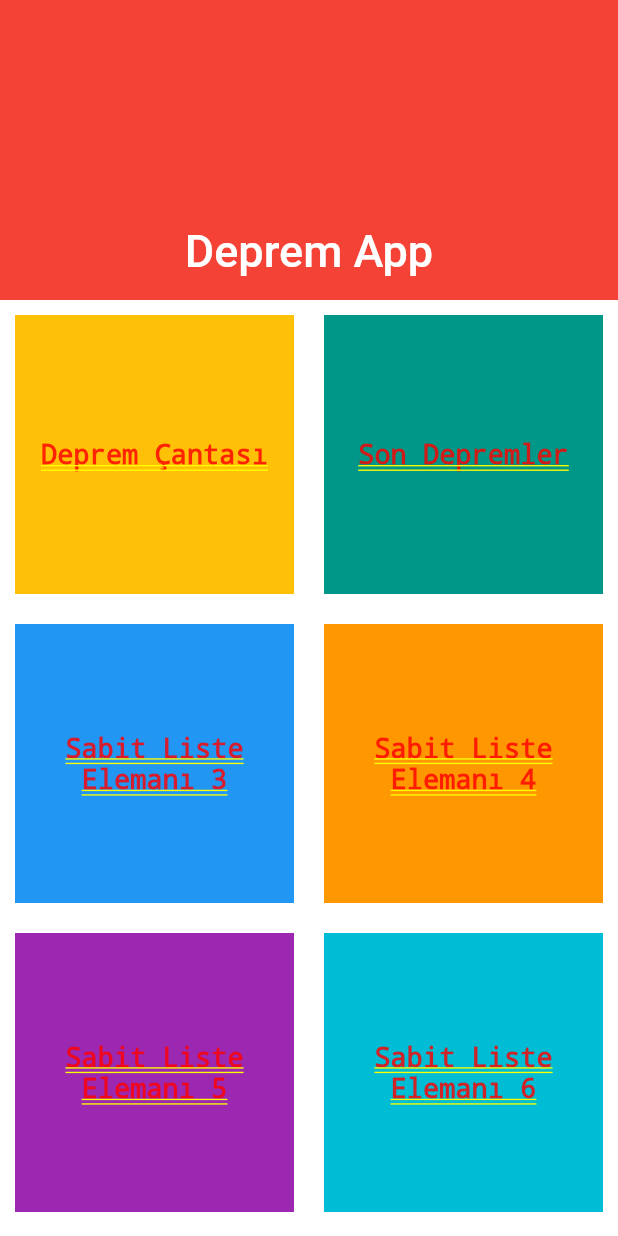
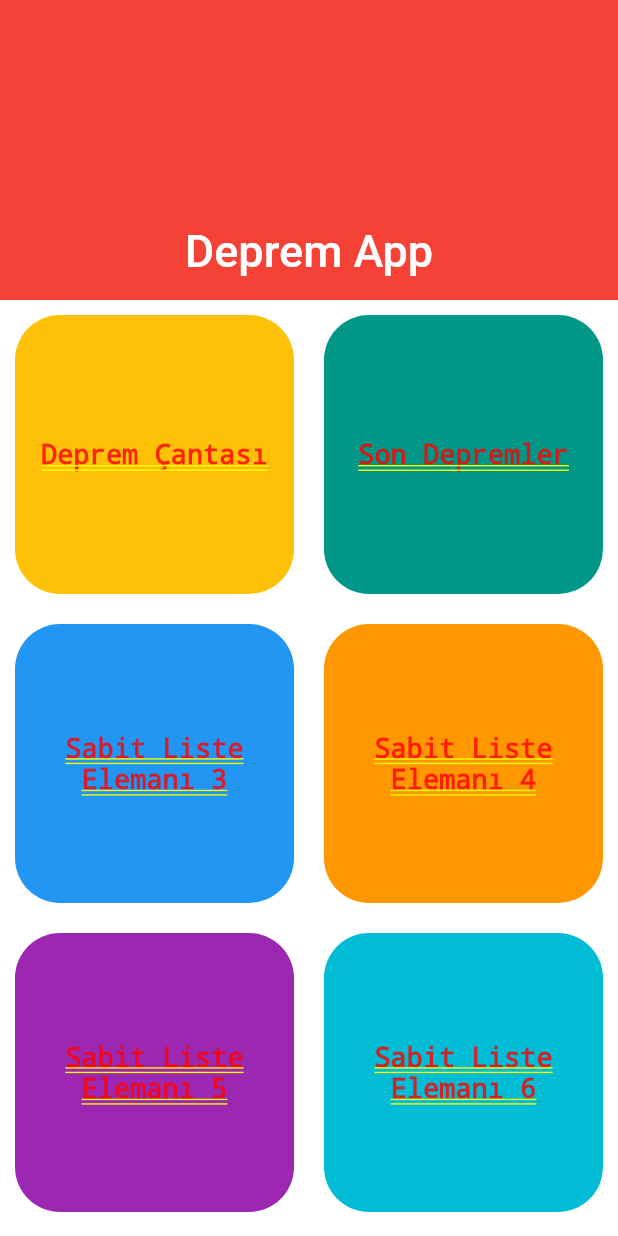
Before and after one commit to bartukaan/quake_flutter, a Flutter app: the screen it shows after launch, on a phone screen of 412 x 824 dp. Run offline on Flutter 3.47's test engine with Material 2 defaults, Android fonts, the phone set to English and light mode, and no system bars; our stand-ins replace firebase_messaging, flutter_local_notifications; missing offline and left inert: workmanager; accounts and stored records are empty.

Commit message:
[UPD]  -- liste elemanları düzenleme

```diff
--- a/lib/screens/home_screen.dart
+++ b/lib/screens/home_screen.dart
@@ -2,6 +2,7 @@
 
 import 'package:flutter/material.dart';
 import 'package:quake_flutter/screens/quake_bag.dart';
+import 'package:quake_flutter/utilities/constants.dart';
 
 
 class HomeScreen extends StatelessWidget {
@@ -47,7 +48,7 @@ class HomeScreen extends StatelessWidget {
       _buildLastQuakes(context),
       Container(
         height: 100,
-        color: Colors.blue,
+        decoration: BoxDecoration(borderRadius: BorderRadius.circular(30),color: Colors.blue),
         alignment: Alignment.center,
         margin: EdgeInsets.all(10),
         padding: EdgeInsets.all(10),
@@ -59,7 +60,7 @@ class HomeScreen extends StatelessWidget {
       ),
       Container(
         height: 100,
-        color: Colors.orange,
+        decoration: BoxDecoration(borderRadius: BorderRadius.circular(30),color: Colors.orange),
         alignment: Alignment.center,
         margin: EdgeInsets.all(10),
         padding: EdgeInsets.all(10),
@@ -71,7 +72,7 @@ class HomeScreen extends StatelessWidget {
       ),
       Container(
         height: 100,
-        color: Colors.purple,
+        decoration: BoxDecoration(borderRadius: BorderRadius.circular(30),color: Colors.purple),
         alignment: Alignment.center,
         margin: EdgeInsets.all(10),
         padding: EdgeInsets.all(10),
@@ -83,7 +84,7 @@ class HomeScreen extends StatelessWidget {
       ),
       Container(
         height: 100,
-        color: Colors.cyan,
+        decoration: BoxDecoration(borderRadius: BorderRadius.circular(30),color: Colors.cyan),
         margin: EdgeInsets.all(10),
         padding: EdgeInsets.all(10),
         alignment: Alignment.center,
@@ -99,7 +100,7 @@ class HomeScreen extends StatelessWidget {
   _buildLastQuakes(BuildContext context){
     return       Container(
       height: 100,
-      color: Colors.teal,
+      decoration: BoxDecoration(borderRadius: BorderRadius.circular(30),color: Colors.teal),
       alignment: Alignment.center,
       margin: EdgeInsets.all(10),
       padding: EdgeInsets.all(10),
@@ -123,9 +124,8 @@ _buildBagRequired(BuildContext context){
         margin: EdgeInsets.all(10),
         padding: EdgeInsets.all(10),
         height: 100,
-        color: Colors.amber,
         alignment: Alignment.center,
-        //decoration: kBoxDecorationStyle,
+        decoration: BoxDecoration(borderRadius: BorderRadius.circular(30),color: Colors.amber),
         child: Text(
           "Deprem Çantası",
           style: TextStyle(fontSize: 18),
--- a/lib/utilities/constants.dart
+++ b/lib/utilities/constants.dart
@@ -1,11 +1,11 @@
 import 'package:flutter/material.dart';
 
 final kBoxDecorationStyle = BoxDecoration(
-  color: Colors.black12,
+  color: Colors.amber,
   borderRadius: BorderRadius.circular(10.0),
   boxShadow: [
     BoxShadow(
-      color: Colors.black12,
+      color: Colors.purple,
       blurRadius: 6.0,
       offset: Offset(0, 2),
     ),
```
